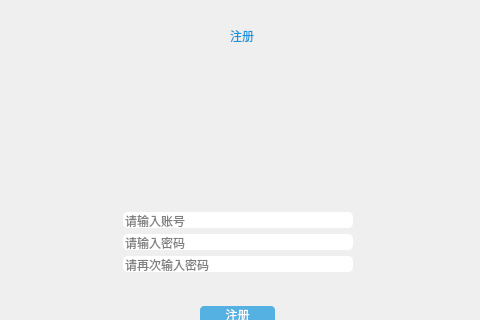
The window that LibraryManager/registered.ui (xuanlog/LibraryManager) describes before a commit, drawn with Qt 5; both pictures show x 129 to 609 and y 0 to 320 of the 733 by 511 pixel window.
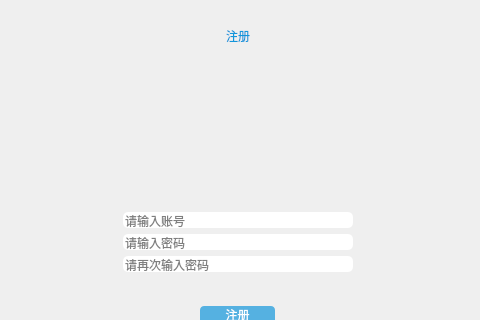
The same window after the commit. Icons and pictures are not drawn.

Diff of the .ui file:
```diff
--- a/LibraryManager/registered.ui
+++ b/LibraryManager/registered.ui
@@ -14,14 +14,16 @@
    <string>Form</string>
   </property>
   <property name="styleSheet">
-   <string notr="true">QLabel
+   <string notr="true">QLabel,
+QPushButton 
 {
 	border: none;
 	color: #1296db;
 	font: 14px &quot;微软雅黑&quot;;
 }
 
-QLabel:hover
+QLabel:hover,
+QPushButton:hover
 {
 	color: #ffffff;
 }
@@ -34,6 +36,16 @@
 	border-radius: 5px;
 	selection-background-color: #def0fe;
 	selection-color: #1296db;
+}
+
+QPushButton:pressed
+{
+	color: #00aaff;
+}
+
+QMessageBox
+{
+	border-image: url(:/Images/dialog.jpg);
 }</string>
   </property>
   <layout class="QVBoxLayout" name="verticalLayout_3">
```
